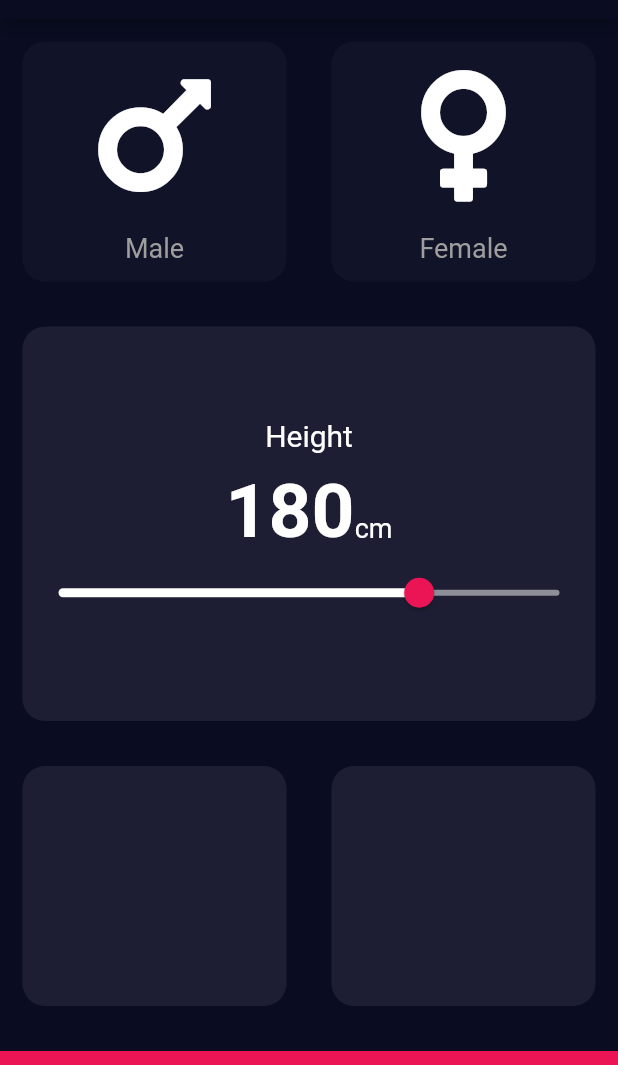
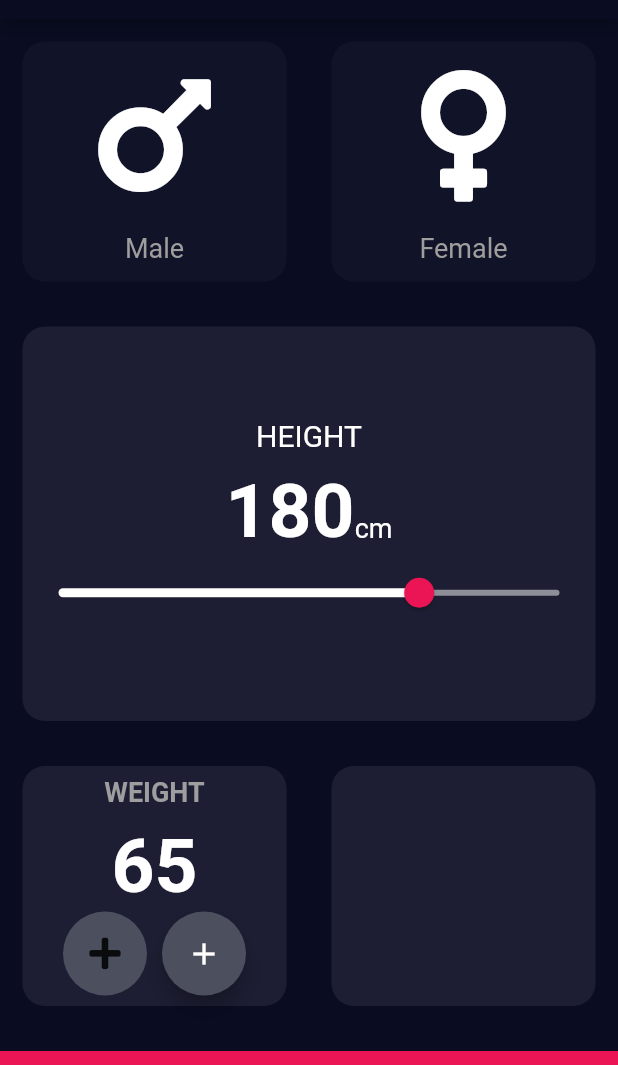
Before and after one commit to Abhishekraina7/bmi_calculator_app, a Flutter app: the screen it shows after launch, on a phone screen of 412 x 824 dp, the part 65-1130 px from its top. Run offline on Flutter 3.47's test engine with Material 2 defaults, Android fonts, the phone set to English and light mode, and no system bars; our stand-ins replace font_awesome_flutter.

Commit message:
Maintained the whole codebase and removed every small conflict in the codebase.

```diff
--- a/lib/input_page.dart
+++ b/lib/input_page.dart
@@ -19,6 +19,9 @@ class InputPage extends StatefulWidget {
 class InputPageState extends State<InputPage> {
   Genders ? selectedGender;//It is a null aware operator, it helps the expression to be evaluated as null without causing any error
   int height = 180;
+  int weight = 65;
+
+
 
   // Color maleCardColor = inactiveCardcolour;
   // Color femaleCardColor = inactiveCardcolour;
@@ -102,7 +105,7 @@ class InputPageState extends State<InputPage> {
               child: Column(
                 mainAxisAlignment: MainAxisAlignment.center,
                 children: <Widget>[
-                  const Text("Height",style: TextStyle(color: Colors.white, fontSize: 20.0),),
+                  const Text("HEIGHT",style: TextStyle(color: Colors.white, fontSize: 20.0),),
                   const SizedBox(
                     height: 10.0,
                   ),
@@ -133,9 +136,8 @@ class InputPageState extends State<InputPage> {
                       onChanged: (double newvalue){
                         setState(() {
                           height = newvalue.round();
-                        });
-
-
+                        }
+                        );
                       },
 
                     ),
@@ -145,12 +147,41 @@ class InputPageState extends State<InputPage> {
               ),
             ),
           ),
-           Row(
+            Row(
               children: <Widget>[
                 Expanded(
-                  child: Resuablecard(colour: kactiveCardcolour),
+                  child: Resuablecard(colour: kactiveCardcolour,
+                    cardChild: Column(
+                      mainAxisAlignment: MainAxisAlignment.center,
+                      children: <Widget>[
+                        const Text('WEIGHT',style: TextStyle(fontWeight: FontWeight.bold, color: Colors.grey,fontSize: 18.0)
+                          ),
+                        const SizedBox(
+                          height: 10.0,
+                        ),
+                        Text(weight.toString(),
+                            style: knumberstyle),
+                        const Row(
+                          mainAxisAlignment: MainAxisAlignment.center,
+                          children: <Widget>[
+                          RoundIconButton(icondata: FontAwesomeIcons.plus,iconcolor: Colors.white, ),
+                             SizedBox(
+                              width: 10.0,
+                            ),
+                             FloatingActionButton(
+                              backgroundColor: Color(0xFF4C4F5E),
+                                onPressed: null,
+                               child: Icon(Icons.add),
+                             ),
+                          ],
+                        ),
+                      ],
+
+                    ),
+                  ),
+
                 ),
-                Expanded(
+                const Expanded(
                   child: Resuablecard(colour: kactiveCardcolour),
                 ),
               ]
@@ -160,15 +191,41 @@ class InputPageState extends State<InputPage> {
          margin: const EdgeInsets.only(top: 15.0),
           width: double.infinity,
           height: kbottomBarheight,
-        ),],
-      ),
-
+        ),
+        ],
+        ),
       );
   }
 }
 
 
 
+class RoundIconButton extends StatelessWidget {
+  const RoundIconButton({super.key, this.icondata,this.iconcolor});
+  final IconData ? icondata;
+  final Color ? iconcolor;
+
+  @override
+  Widget build(BuildContext context) {
+    return  RawMaterialButton(
+      onPressed: null,
+        elevation: 6.0,
+        constraints: const BoxConstraints.tightFor(
+        width: 56.0,
+        height: 56.0,
+    ),
+      shape: const CircleBorder(),
+      fillColor: const Color(0xFF4C4F5E),
+      child:Icon(icondata),
+    );
+
+
+  }
+}
+
+
+
+
 // With help of flutter outline we have avoided writing code again n again.
 // Followin is a widget which returns the widget we want to use several times in our app
 //
```
